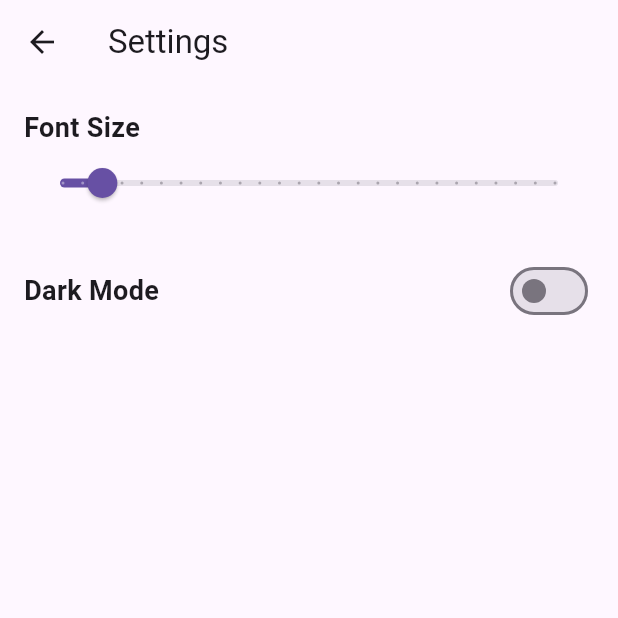
After one commit to margusoe/unitedwoship, a Flutter app: the SettingsScreen screen opened directly, on a phone screen of 412 x 824 dp, the top half of it. The commit adds this screen. Run offline on Flutter 3.47's test engine with Material 3 defaults, Android fonts, the phone set to English and light mode, and no system bars; our stand-ins replace get_it, shared_preferences, sqflite; missing offline and left inert: flutter_chord; accounts and stored records are empty.

Commit message:
Added Settings Functionalities

```diff
--- a/lib/infrastructure/in_app_storage.dart
+++ b/lib/infrastructure/in_app_storage.dart
@@ -21,7 +21,6 @@ class SongDatabase {
   Future<void> init() async {
     var databasesPath = await getDatabasesPath();
     var path = join(databasesPath, _dbName);
-    print(path);
     _database = await openDatabase(
       path,
       version: 1,
--- a/lib/infrastructure/service_locator.dart
+++ b/lib/infrastructure/service_locator.dart
@@ -1,10 +1,14 @@
 import 'package:get_it/get_it.dart';
+import 'package:unitedwoship/app_state_manager.dart';
 import 'package:unitedwoship/home/home_manager.dart';
 import 'package:unitedwoship/infrastructure/in_app_storage.dart';
+import 'package:unitedwoship/infrastructure/user_settings.dart';
 
 final getIt = GetIt.instance;
 
 void setupServiceLocator() {
+  getIt.registerLazySingleton<AppStateManager>(() => AppStateManager());
   getIt.registerLazySingleton<SongDatabase>(() => SongDatabase());
   getIt.registerLazySingleton<HomeManager>(() => HomeManager());
+  getIt.registerLazySingleton<UserSettings>(() => UserSettings());
 }
--- /dev/null
+++ b/lib/infrastructure/user_settings.dart
@@ -0,0 +1,29 @@
+import 'package:shared_preferences/shared_preferences.dart';
+
+class UserSettings {
+  late final SharedPreferences prefs;
+
+  Future<void> init() async {
+    prefs = await SharedPreferences.getInstance();
+  }
+
+  static const _isDarkModeKey = "isDarkMode";
+
+  Future<void> setDarkMode(bool isDarkMode) async {
+    await prefs.setBool(_isDarkModeKey, isDarkMode);
+  }
+
+  bool getDarkMode() {
+    return prefs.getBool(_isDarkModeKey) ?? false;
+  }
+
+  static const _fontSizeKey = "fontSize";
+
+  Future<void> setFontSize(double fontSize) async {
+    await prefs.setDouble(_fontSizeKey, fontSize);
+  }
+
+  double getFontSize() {
+    return prefs.getDouble(_fontSizeKey) ?? 17.0;
+  }
+}
--- a/lib/main.dart
+++ b/lib/main.dart
@@ -1,27 +1,38 @@
 import 'package:flutter/material.dart';
+import 'package:unitedwoship/app_state_manager.dart';
 import 'package:unitedwoship/home/home_screen.dart';
 import 'package:unitedwoship/infrastructure/in_app_storage.dart';
 import 'package:unitedwoship/infrastructure/service_locator.dart';
+import 'package:unitedwoship/infrastructure/user_settings.dart';
 
 Future<void> main() async {
   WidgetsFlutterBinding.ensureInitialized();
   setupServiceLocator();
   await getIt<SongDatabase>().init();
+  await getIt<UserSettings>().init();
   runApp(MyApp());
 }
 
-class MyApp extends StatelessWidget {
+class MyApp extends StatefulWidget {
   const MyApp({super.key});
 
   @override
+  State<MyApp> createState() => _MyAppState();
+}
+
+class _MyAppState extends State<MyApp> {
+  final manager = getIt<AppStateManager>();
+  @override
   Widget build(BuildContext context) {
-    return MaterialApp(
-      debugShowCheckedModeBanner: false,
-      theme: ThemeData(
-        colorScheme: ColorScheme.fromSeed(seedColor: Colors.grey.shade700),
-        drawerTheme: DrawerThemeData(),
-      ),
-      home: HomeScreen(),
-    );
+    return ValueListenableBuilder<bool>(
+        valueListenable: manager.darkModeNotifier,
+        builder: (context, isDarkMode, child) {
+          print(isDarkMode);
+          return MaterialApp(
+            debugShowCheckedModeBanner: false,
+            theme: isDarkMode ? ThemeData.dark() : ThemeData.light(),
+            home: HomeScreen(),
+          );
+        });
   }
 }
--- /dev/null
+++ b/lib/screens/settings/settings_screen.dart
@@ -0,0 +1,76 @@
+import 'package:flutter/material.dart';
+import 'package:unitedwoship/app_state_manager.dart';
+import 'package:unitedwoship/infrastructure/service_locator.dart';
+import 'package:unitedwoship/infrastructure/user_settings.dart';
+
+class SettingsScreen extends StatefulWidget {
+  const SettingsScreen({super.key});
+
+  @override
+  State<SettingsScreen> createState() => _SettingsScreenState();
+}
+
+class _SettingsScreenState extends State<SettingsScreen> {
+  double _fontSize = 17;
+  @override
+  void initState() {
+    // TODO: implement initState
+    super.initState();
+    _fontSize = getIt<UserSettings>().getFontSize();
+  }
+
+  final appStateManager = getIt<AppStateManager>();
+
+  @override
+  Widget build(BuildContext context) {
+    return Scaffold(
+      appBar: AppBar(
+        title: const Text('Settings'),
+      ),
+      body: Padding(
+        padding: const EdgeInsets.all(16.0),
+        child: Column(
+          crossAxisAlignment: CrossAxisAlignment.start,
+          children: [
+            const Text(
+              'Font Size',
+              style: TextStyle(fontSize: 18, fontWeight: FontWeight.bold),
+            ),
+            Slider(
+              value: _fontSize,
+              min: 14,
+              max: 64,
+              divisions: 25,
+              label: '${(_fontSize)}',
+              onChanged: (value) {
+                _fontSize = value;
+                setState(() {});
+                appStateManager.setFontSize(_fontSize);
+              },
+            ),
+            const SizedBox(height: 24),
+            Row(
+              mainAxisAlignment: MainAxisAlignment.spaceBetween,
+              children: [
+                const Text(
+                  'Dark Mode',
+                  style: TextStyle(fontSize: 18, fontWeight: FontWeight.bold),
+                ),
+                ValueListenableBuilder<bool>(
+                    valueListenable: appStateManager.darkModeNotifier,
+                    builder: (context, isDarkMode, child) {
+                      return Switch(
+                        value: isDarkMode,
+                        onChanged: (value) {
+                          appStateManager.toggleDarkMode();
+                        },
+                      );
+                    }),
+              ],
+            ),
+          ],
+        ),
+      ),
+    );
+  }
+}
--- a/lib/screens/song/song_manager.dart
+++ b/lib/screens/song/song_manager.dart
@@ -1,12 +1,15 @@
 import 'package:flutter/material.dart';
 import 'package:unitedwoship/infrastructure/in_app_storage.dart';
 import 'package:unitedwoship/infrastructure/service_locator.dart';
+import 'package:unitedwoship/infrastructure/user_settings.dart';
 
 class SongManager {
   final lyricsNotifier = ValueNotifier<SongModel?>(null);
   final db = getIt<SongDatabase>();
+  double fontSize = 17;
 
   Future<void> init(int songId) async {
+    fontSize = getIt<UserSettings>().getFontSize();
     final lyrics = await db.getSong(songId);
     lyricsNotifier.value = lyrics;
   }
--- a/lib/screens/song/song_screen.dart
+++ b/lib/screens/song/song_screen.dart
@@ -83,9 +83,8 @@ class _SongScreenState extends State<SongScreen> {
     }
     return LyricsRenderer(
       lyrics: song.lyrics,
-      textStyle: Theme.of(context).textTheme.bodyMedium!,
-      chordStyle:
-          Theme.of(context).textTheme.bodyMedium!.copyWith(color: Colors.blue),
+      textStyle: TextStyle(fontSize: _manager.fontSize),
+      chordStyle: TextStyle(fontSize: _manager.fontSize, color: Colors.blue),
       transposeIncrement: _transposeValue,
       onTapChord: (chord) {
         showDialog(
--- a/pubspec.yaml
+++ b/pubspec.yaml
@@ -15,6 +15,7 @@ dependencies:
   sqflite: ^2.4.1
   path: ^1.9.0
   flutter_chord: ^0.1.2
+  shared_preferences: ^2.5.2
 
 dev_dependencies:
   flutter_test:
```
Also changed, not shown: lib/app_state_manager.dart (added, +19 -0 lines), lib/home/home_screen.dart (+17 -9 lines), 3 other files.
